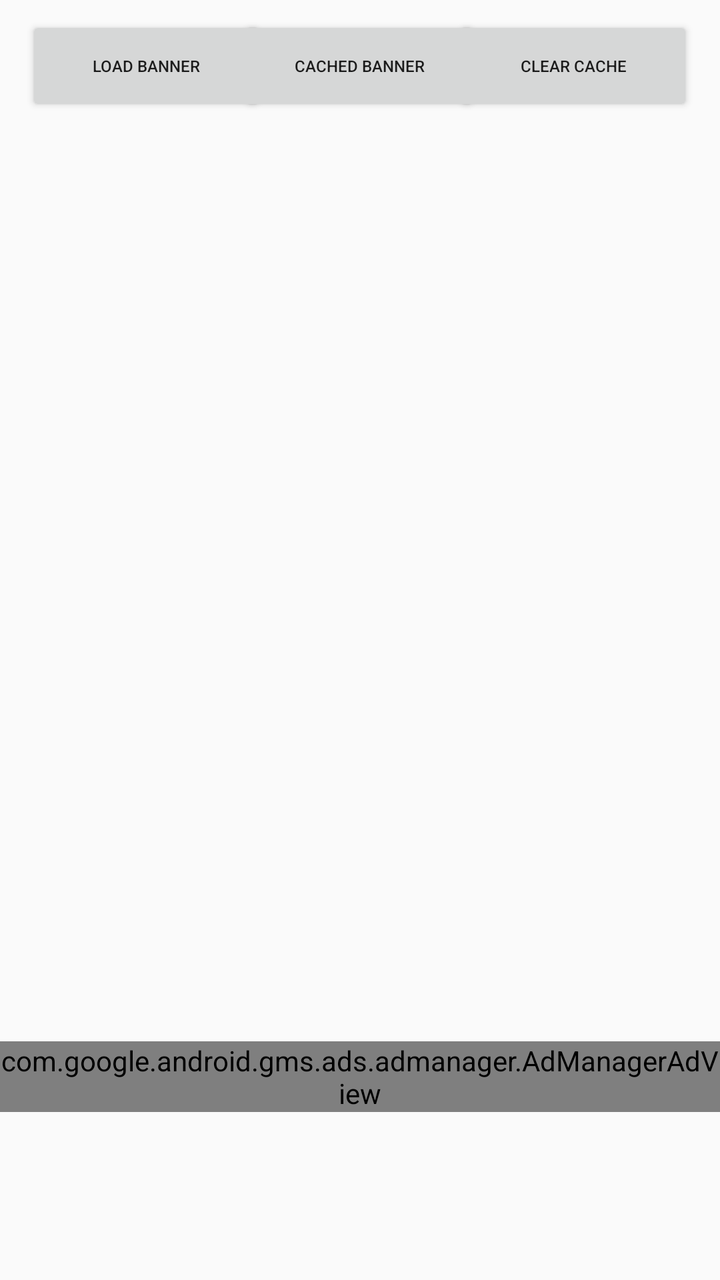
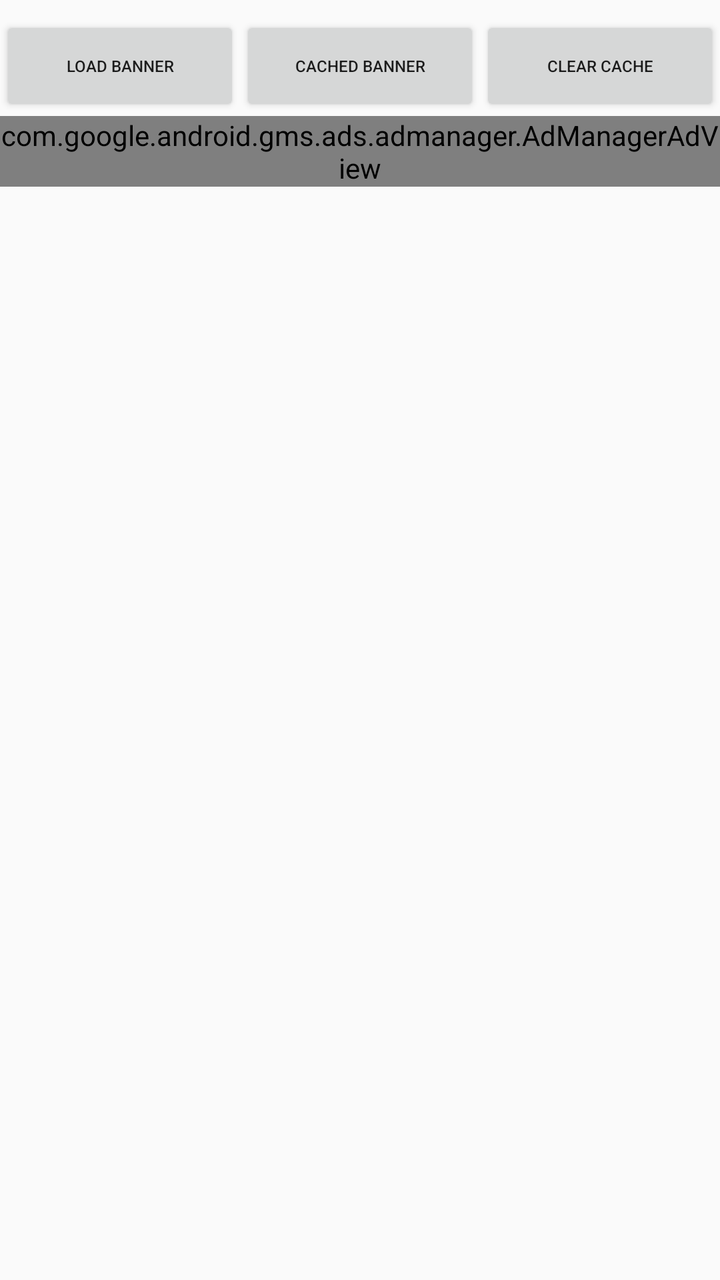

An Android layout rendered at two revisions. The XML below is the earlier revision; the diff shows what the commit changed to produce the second picture.
<!-- AndroidManifest.xml: application theme AppTheme -->
<!-- res/layout/fragment_gambanner.xml -->
<?xml version="1.0" encoding="utf-8"?>
<androidx.constraintlayout.widget.ConstraintLayout xmlns:android="http://schemas.android.com/apk/res/android"
    xmlns:app="http://schemas.android.com/apk/res-auto"
    xmlns:tools="http://schemas.android.com/tools"
    android:layout_width="match_parent"
    android:layout_height="match_parent"
    tools:context=".ui.GAMBanner.GAMBannerFragment">

    <com.google.android.gms.ads.admanager.AdManagerAdView
        android:id="@+id/publisherAdView"
        android:layout_width="wrap_content"
        android:layout_height="wrap_content"
        android:layout_alignParentBottom="true"
        android:layout_centerHorizontal="true"
        android:layout_marginBottom="84dp"
        app:adSize="BANNER"
        app:adUnitId="/22081946781/android-sdk-demo/mobile-leaderboard"
        app:layout_constraintBottom_toBottomOf="parent"
        app:layout_constraintEnd_toEndOf="parent"
        app:layout_constraintHorizontal_bias="0.494"
        app:layout_constraintStart_toStartOf="parent" />

    <Button
        android:id="@+id/btnLoadBanner"
        android:layout_width="120dp"
        android:layout_height="50dp"
        android:layout_marginTop="8dp"
        android:text="Load Banner"
        android:textSize="8sp"
        app:layout_constraintEnd_toEndOf="parent"
        app:layout_constraintHorizontal_bias="0.054"
        app:layout_constraintStart_toStartOf="parent"
        app:layout_constraintTop_toTopOf="parent" />

    <Button
        android:id="@+id/btnCachedBanner"
        android:layout_width="120dp"
        android:layout_height="50dp"
        android:layout_marginTop="8dp"
        android:text="Cached Banner"
        android:textSize="8sp"
        app:layout_constraintEnd_toEndOf="parent"
        app:layout_constraintHorizontal_bias="0.498"
        app:layout_constraintStart_toStartOf="parent"
        app:layout_constraintTop_toTopOf="parent" />

    <Button
        android:id="@+id/btnClearCache"
        android:layout_width="120dp"
        android:layout_height="50dp"
        android:layout_marginTop="8dp"
        android:text="Clear Cache"
        android:textSize="8sp"
        app:layout_constraintEnd_toEndOf="parent"
        app:layout_constraintHorizontal_bias="0.945"
        app:layout_constraintStart_toStartOf="parent"
        app:layout_constraintTop_toTopOf="parent" />

    <TextView
        android:id="@+id/targetingDataView"
        android:layout_width="291dp"
        android:layout_height="346dp"
        android:layout_marginTop="100dp"
        app:layout_constraintEnd_toEndOf="parent"
        app:layout_constraintStart_toStartOf="parent"
        app:layout_constraintTop_toBottomOf="@+id/btnLoadBanner" />

</androidx.constraintlayout.widget.ConstraintLayout>
<!-- resources referenced by this layout -->
<resources>
  <style name="AppTheme" parent="Theme.AppCompat.Light.DarkActionBar">
          
          <item name="colorPrimary">@color/colorPrimary</item>
          <item name="colorPrimaryDark">@color/colorPrimaryDark</item>
          <item name="colorAccent">@color/colorAccent</item>
      </style>
  <color name="colorPrimary">#6200EE</color>
  <color name="colorPrimaryDark">#3700B3</color>
  <color name="colorAccent">#03DAC5</color>
</resources>

<!-- the commit's change to res/layout/fragment_gambanner.xml (unified diff, before → after) -->
@@ -1,10 +1,45 @@
 <?xml version="1.0" encoding="utf-8"?>
-<androidx.constraintlayout.widget.ConstraintLayout xmlns:android="http://schemas.android.com/apk/res/android"
+<LinearLayout xmlns:android="http://schemas.android.com/apk/res/android"
     xmlns:app="http://schemas.android.com/apk/res-auto"
     xmlns:tools="http://schemas.android.com/tools"
     android:layout_width="match_parent"
     android:layout_height="match_parent"
-    tools:context=".ui.GAMBanner.GAMBannerFragment">
+    android:orientation="vertical"
+    tools:context=".ui.GamBannerFragment">
+
+    <LinearLayout
+        android:layout_width="match_parent"
+        android:layout_height="wrap_content"
+        android:orientation="horizontal">
+
+        <Button
+            android:id="@+id/btnLoadBanner"
+            android:layout_width="0dp"
+            android:layout_height="50dp"
+            android:layout_weight="1"
+            android:layout_marginTop="8dp"
+            android:text="Load Banner"
+            android:textSize="8sp" />
+
+        <Button
+            android:id="@+id/btnCachedBanner"
+            android:layout_width="0dp"
+            android:layout_height="50dp"
+            android:layout_weight="1"
+            android:layout_marginTop="8dp"
+            android:text="Cached Banner"
+            android:textSize="8sp" />
+
+        <Button
+            android:id="@+id/btnClearCache"
+            android:layout_width="0dp"
+            android:layout_height="50dp"
+            android:layout_weight="1"
+            android:layout_marginTop="8dp"
+            android:text="Clear Cache"
+            android:textSize="8sp" />
+
+    </LinearLayout>
 
     <com.google.android.gms.ads.admanager.AdManagerAdView
         android:id="@+id/publisherAdView"
@@ -12,57 +47,21 @@
         android:layout_height="wrap_content"
         android:layout_alignParentBottom="true"
         android:layout_centerHorizontal="true"
-        android:layout_marginBottom="84dp"
         app:adSize="BANNER"
-        app:adUnitId="/22081946781/android-sdk-demo/mobile-leaderboard"
-        app:layout_constraintBottom_toBottomOf="parent"
-        app:layout_constraintEnd_toEndOf="parent"
-        app:layout_constraintHorizontal_bias="0.494"
-        app:layout_constraintStart_toStartOf="parent" />
+        app:adUnitId="/22081946781/android-sdk-demo/mobile-leaderboard" />
 
-    <Button
-        android:id="@+id/btnLoadBanner"
-        android:layout_width="120dp"
-        android:layout_height="50dp"
-        android:layout_marginTop="8dp"
-        android:text="Load Banner"
-        android:textSize="8sp"
-        app:layout_constraintEnd_toEndOf="parent"
-        app:layout_constraintHorizontal_bias="0.054"
-        app:layout_constraintStart_toStartOf="parent"
-        app:layout_constraintTop_toTopOf="parent" />
 
-    <Button
-        android:id="@+id/btnCachedBanner"
-        android:layout_width="120dp"
-        android:layout_height="50dp"
-        android:layout_marginTop="8dp"
-        android:text="Cached Banner"
-        android:textSize="8sp"
-        app:layout_constraintEnd_toEndOf="parent"
-        app:layout_constraintHorizontal_bias="0.498"
-        app:layout_constraintStart_toStartOf="parent"
-        app:layout_constraintTop_toTopOf="parent" />
+    <ScrollView
+        android:layout_width="match_parent"
+        android:layout_height="0dp"
+        android:padding="8dp"
+        android:layout_weight="1">
 
-    <Button
-        android:id="@+id/btnClearCache"
-        android:layout_width="120dp"
-        android:layout_height="50dp"
-        android:layout_marginTop="8dp"
-        android:text="Clear Cache"
-        android:textSize="8sp"
-        app:layout_constraintEnd_toEndOf="parent"
-        app:layout_constraintHorizontal_bias="0.945"
-        app:layout_constraintStart_toStartOf="parent"
-        app:layout_constraintTop_toTopOf="parent" />
+        <TextView
+            android:id="@+id/statusTextView"
+            android:layout_width="match_parent"
+            android:layout_height="wrap_content" />
 
-    <TextView
-        android:id="@+id/targetingDataView"
-        android:layout_width="291dp"
-        android:layout_height="346dp"
-        android:layout_marginTop="100dp"
-        app:layout_constraintEnd_toEndOf="parent"
-        app:layout_constraintStart_toStartOf="parent"
-        app:layout_constraintTop_toBottomOf="@+id/btnLoadBanner" />
+    </ScrollView>
 
-</androidx.constraintlayout.widget.ConstraintLayout>
+</LinearLayout>
